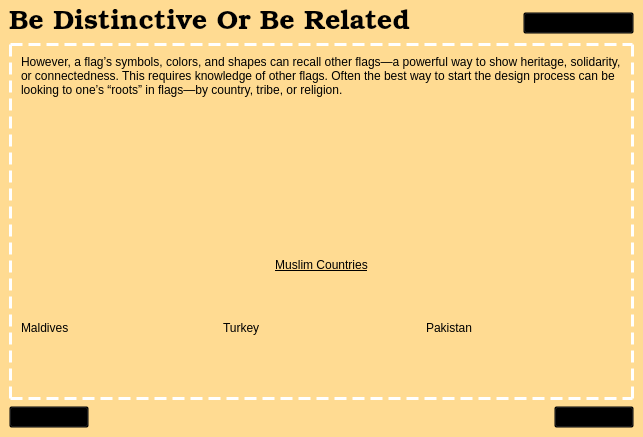
Before: the Qt Designer form bedistinctiveorrelatedlesson.ui in zxjorge/EDApp, drawn with Qt 5.
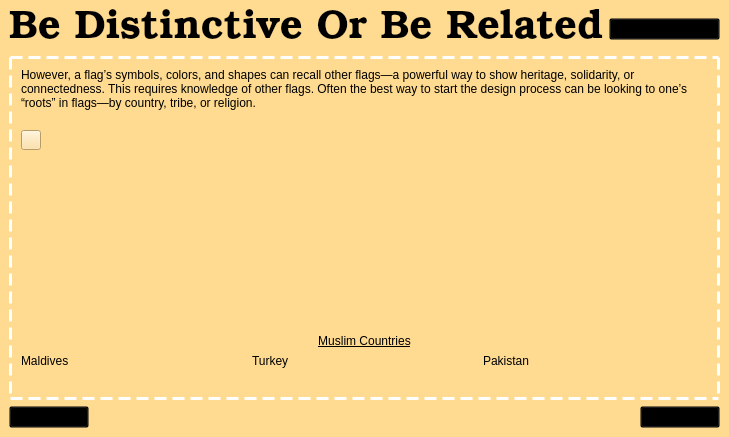
After: the same form once the commit is applied. The open tabs and pages were chosen to show the change. Icons and pictures are not drawn.

```diff
--- a/bedistinctiveorrelatedlesson.ui
+++ b/bedistinctiveorrelatedlesson.ui
@@ -6,7 +6,7 @@
    <rect>
     <x>0</x>
     <y>0</y>
-    <width>643</width>
+    <width>652</width>
     <height>437</height>
    </rect>
   </property>
@@ -316,7 +316,7 @@
             <property name="font">
              <font>
               <family>Bookman Old Style</family>
-              <pointsize>20</pointsize>
+              <pointsize>30</pointsize>
               <italic>false</italic>
               <bold>false</bold>
              </font>
@@ -367,6 +367,8 @@
           </property>
           <layout class="QVBoxLayout" name="verticalLayout_34">
            <item>
+            <layout class="QVBoxLayout" name="verticalLayout_19">
+             <item>
             <widget class="QLabel" name="label_5">
              <property name="styleSheet">
               <string notr="true">
@@ -386,6 +388,43 @@
             </widget>
            </item>
            <item>
+              <widget class="QPushButton" name="speak2">
+               <property name="minimumSize">
+                <size>
+                 <width>20</width>
+                 <height>20</height>
+                </size>
+               </property>
+               <property name="maximumSize">
+                <size>
+                 <width>20</width>
+                 <height>20</height>
+                </size>
+               </property>
+               <property name="styleSheet">
+                <string notr="true">border-image: url(:/Icons/Speaker_Icon.svg.png);</string>
+               </property>
+               <property name="text">
+                <string/>
+               </property>
+              </widget>
+             </item>
+             <item>
+              <spacer name="verticalSpacer_2">
+               <property name="orientation">
+                <enum>Qt::Vertical</enum>
+               </property>
+               <property name="sizeHint" stdset="0">
+                <size>
+                 <width>20</width>
+                 <height>40</height>
+                </size>
+               </property>
+              </spacer>
+             </item>
+            </layout>
+           </item>
+           <item>
             <layout class="QVBoxLayout" name="verticalLayout_11">
              <item>
               <widget class="QLabel" name="label_12">
@@ -417,10 +456,16 @@
                  </item>
                  <item>
                   <widget class="QLabel" name="label_13">
+                   <property name="sizePolicy">
+                    <sizepolicy hsizetype="Fixed" vsizetype="Fixed">
+                     <horstretch>0</horstretch>
+                     <verstretch>0</verstretch>
+                    </sizepolicy>
+                   </property>
                    <property name="maximumSize">
                     <size>
-                     <width>200</width>
-                     <height>133</height>
+                     <width>300</width>
+                     <height>199</height>
                     </size>
                    </property>
                    <property name="text">
@@ -450,10 +495,16 @@
                  </item>
                  <item>
                   <widget class="QLabel" name="label_15">
+                   <property name="sizePolicy">
+                    <sizepolicy hsizetype="Fixed" vsizetype="Fixed">
+                     <horstretch>0</horstretch>
+                     <verstretch>0</verstretch>
+                    </sizepolicy>
+                   </property>
                    <property name="maximumSize">
                     <size>
-                     <width>200</width>
-                     <height>133</height>
+                     <width>300</width>
+                     <height>199</height>
                     </size>
                    </property>
                    <property name="text">
@@ -483,10 +534,16 @@
                  </item>
                  <item>
                   <widget class="QLabel" name="label_17">
+                   <property name="sizePolicy">
+                    <sizepolicy hsizetype="Fixed" vsizetype="Fixed">
+                     <horstretch>0</horstretch>
+                     <verstretch>0</verstretch>
+                    </sizepolicy>
+                   </property>
                    <property name="maximumSize">
                     <size>
-                     <width>200</width>
-                     <height>133</height>
+                     <width>300</width>
+                     <height>199</height>
                     </size>
                    </property>
                    <property name="text">
```
Left out of the diff: 88 changed lines with no effect on the pictures. Lines whose indentation alone changed are shown as unchanged.
